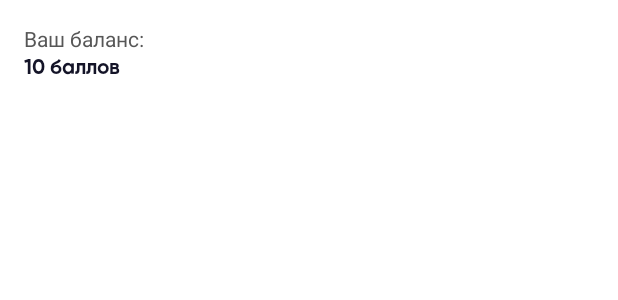
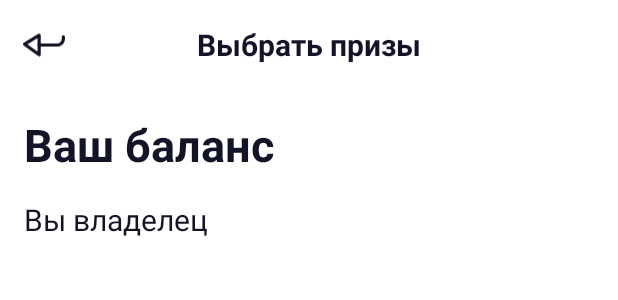
Before and after one commit to MikhailOnegin/HvostNews, an Android app: the layout fragment_prizes.xml on its own in the app's theme, with its tools: preview values and no code run, on a phone screen of 412 x 824 dp. Shown: the top 300 px of the screen. Run offline under Robolectric (Android 15) with nearby library versions, the phone set to English and light mode, and no system bars.

Commit message:
Доделал экран статей и приступил к экранам призов.
#84551#

```diff
--- a/app/src/main/res/layout/fragment_prizes.xml
+++ b/app/src/main/res/layout/fragment_prizes.xml
@@ -5,29 +5,98 @@
     android:layout_width="match_parent"
     android:layout_height="match_parent"
     android:orientation="vertical"
-    android:padding="@dimen/screenContentPadding"
     tools:context=".presentation.fragments.invite.PrizesFragment">
 
-    <TextView
+    <LinearLayout
+        android:id="@+id/toolbar"
         android:layout_width="match_parent"
-        android:layout_height="wrap_content"
-        android:text="@string/balance" />
+        android:layout_height="@dimen/toolbarHeight"
+        android:background="@color/profileToolbarColorOpacity"
+        android:orientation="horizontal"
+        app:layout_constraintEnd_toEndOf="parent"
+        app:layout_constraintStart_toStartOf="parent"
+        app:layout_constraintTop_toTopOf="parent">
 
-    <TextView
-        android:id="@+id/balance"
-        style="@style/EditText"
-        android:layout_width="match_parent"
-        android:layout_height="wrap_content"
-        android:layout_marginBottom="@dimen/smallMargin"
-        android:text="10 баллов"
-        android:textStyle="normal|bold" />
+        <ImageView
+            android:id="@+id/edit"
+            android:layout_width="0dp"
+            android:layout_height="match_parent"
+            android:layout_weight="0.2"
+            android:padding="@dimen/toolbarButtonPadding"
+            android:src="@drawable/ic_action_back" />
 
-    <androidx.recyclerview.widget.RecyclerView
-        android:id="@+id/prizeList"
-        android:layout_width="match_parent"
-        android:layout_height="match_parent"
-        android:orientation="vertical"
-        app:layoutManager="androidx.recyclerview.widget.GridLayoutManager"
-        app:spanCount="2" />
+        <TextView
+            android:layout_width="0dp"
+            android:layout_height="match_parent"
+            android:layout_weight="1"
+            android:gravity="center"
+            android:text="@string/choosePrizes"
+            android:textColor="@color/titleText"
+            android:textSize="@dimen/articleTitleTextSize"
+            android:textStyle="bold" />
+
+        <ImageView
+            android:id="@+id/ntfy"
+            android:layout_width="0dp"
+            android:layout_height="match_parent"
+            android:layout_weight="0.2"
+            android:padding="@dimen/toolbarButtonPadding" />
+
+    </LinearLayout>
+
+<!--    <ScrollView-->
+<!--        android:layout_width="match_parent"-->
+<!--        android:layout_height="wrap_content">-->
+
+        <LinearLayout
+            android:layout_width="match_parent"
+            android:layout_height="wrap_content"
+            android:orientation="vertical"
+            android:padding="@dimen/screenContentPadding">
+
+            <LinearLayout
+                android:layout_width="match_parent"
+                android:layout_height="wrap_content"
+                android:layout_marginBottom="@dimen/normalMargin"
+                android:orientation="horizontal">
+
+                <TextView
+                    android:layout_width="wrap_content"
+                    android:layout_height="wrap_content"
+                    android:text="@string/balance"
+                    android:textColor="@color/gray1"
+                    android:layout_marginEnd="@dimen/smallMargin"
+                    android:textSize="@dimen/mainTitleTextSize"
+                    android:textStyle="bold" />
+
+                <TextView
+                    android:id="@+id/balance"
+                    android:layout_width="wrap_content"
+                    android:layout_height="wrap_content"
+                    android:textColor="@color/_1"
+                    android:textSize="@dimen/mainTitleTextSize"
+                    android:textStyle="bold" />
+
+            </LinearLayout>
+
+            <TextView
+                android:layout_width="match_parent"
+                android:layout_height="wrap_content"
+                android:layout_marginBottom="@dimen/normalMargin"
+                android:text="@string/owner"
+                android:textColor="@color/gray1"
+                android:textSize="@dimen/articleTitleTextSize" />
+
+            <androidx.recyclerview.widget.RecyclerView
+                android:id="@+id/prizeList"
+                android:layout_width="match_parent"
+                android:layout_height="wrap_content"
+                android:clipToPadding="true"
+                android:orientation="vertical"
+                app:layoutManager="androidx.recyclerview.widget.LinearLayoutManager" />
+
+        </LinearLayout>
+
+<!--    </ScrollView>-->
 
 </LinearLayout>
--- a/app/src/main/res/layout/fragment_profile.xml
+++ b/app/src/main/res/layout/fragment_profile.xml
@@ -88,7 +88,7 @@
                 android:layout_height="wrap_content"
                 android:text="@string/stub"
                 android:textColor="@color/titleText"
-                android:textSize="@dimen/userNameTextSize"
+                android:textSize="@dimen/mainTitleTextSize"
                 android:textStyle="bold|normal" />
 
             <TextView
@@ -98,7 +98,7 @@
                 android:layout_marginBottom="@dimen/normalMargin"
                 android:text="@string/stub"
                 android:textColor="@color/titleText"
-                android:textSize="@dimen/userNameTextSize"
+                android:textSize="@dimen/mainTitleTextSize"
                 android:textStyle="bold|normal" />
 
             <LinearLayout
--- a/app/src/main/res/values/dimens.xml
+++ b/app/src/main/res/values/dimens.xml
@@ -15,6 +15,7 @@
     <dimen name="categoryHeight">26dp</dimen>
     <dimen name="toolbarHeight">60dp</dimen>
     <dimen name="logoPadding">20dp</dimen>
+    <dimen name="prizeItemPadding">20dp</dimen>
     <dimen name="iconPadding">5dp</dimen>
     <dimen name="iconMargin">10dp</dimen>
     <dimen name="authorizationTitleTextSize">36sp</dimen>
@@ -43,9 +44,10 @@
     <dimen name="rvSelectionIconPadding">6dp</dimen>
     <dimen name="articleTitleTextSize">20sp</dimen>
     <dimen name="articleDescriptionTextSize">16sp</dimen>
+    <dimen name="prizeItemTextSize">16sp</dimen>
     <dimen name="ButtonHeight">60dp</dimen>
     <dimen name="textTitleSize">14sp</dimen>
-    <dimen name="userNameTextSize">30sp</dimen>
+    <dimen name="mainTitleTextSize">30sp</dimen>
     <dimen name="profileTitleSize">11sp</dimen>
     <dimen name="userProfileButtonRadius">10dp</dimen>
     <dimen name="iconBackgroundRadius">15dp</dimen>
@@ -57,4 +59,6 @@
     <dimen name="toolbarButtonPadding">15dp</dimen>
     <dimen name="profileTitleTextSize">24sp</dimen>
     <dimen name="popupWindowCornerRadius">15dp</dimen>
+    <dimen name="prizeItemCornerRadius">15dp</dimen>
+    <dimen name="xSmallStrokeWidth">1dp</dimen>
 </resources>
--- a/app/src/main/res/values/strings.xml
+++ b/app/src/main/res/values/strings.xml
@@ -97,7 +97,7 @@
         <item>Активные</item>
         <item>Использованные</item>
     </string-array>
-    <string name="balance">Ваш баланс:</string>
+    <string name="balance">Ваш баланс</string>
     <string name="prizeFor">Приз для владельцев</string>
     <string name="inviteFriends">Приглашай друзей и выбирай призы от Хвост Ньюс</string>
     <string name="inPrize">В набор входит:</string>
@@ -218,4 +218,5 @@
     <string name="choosePrizes">Выбрать призы</string>
     <string name="invite">Пригласить</string>
     <string name="logout">Выйти</string>
+    <string name="owner">Вы владелец</string>
 </resources>
```
Also changed, not shown: app/src/main/java/ru/hvost/news/presentation/fragments/invite/PrizesFragment.kt (+4 -13 lines), app/src/main/res/drawable/background_category_tab_item.xml (added, +20 -0 lines), app/src/main/res/drawable/background_prize_item.xml (added, +11 -0 lines), app/src/main/res/layout/fragment_subdomain.xml (+25 -17 lines), app/src/main/res/layout/layout_prize_item.xml (+6 -3 lines).
